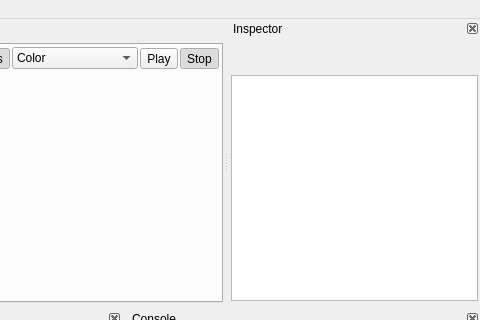
Above: EngineAssets/EditorWindow.ui from Bang3DEngine/OldBang before the change; both pictures show x 582 to 1062 and y 0 to 320 of the 1062 by 592 pixel window. Below: the same form after it.
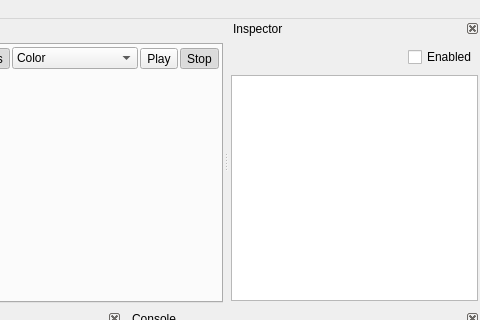
That is the form after the change. Icons and pictures are not drawn. Custom widgets are drawn as their Qt base class.

Commit message: Added TextureUnitManager, and enable/disable to GameObject using the Inspector.

```diff
--- a/EngineAssets/EditorWindow.ui
+++ b/EngineAssets/EditorWindow.ui
@@ -620,6 +620,8 @@
      <item>
       <layout class="QVBoxLayout" name="verticalLayout_2" stretch="0,1">
        <item>
+        <layout class="QHBoxLayout" name="horizontalLayout_7">
+         <item>
         <widget class="QLabel" name="labelInspectorGameObjectName">
          <property name="sizePolicy">
           <sizepolicy hsizetype="Expanding" vsizetype="Expanding">
@@ -635,6 +637,15 @@
           </font>
          </property>
         </widget>
+         </item>
+         <item>
+          <widget class="QCheckBox" name="enableGameObjectCheckBox">
+           <property name="text">
+            <string>Enabled</string>
+           </property>
+          </widget>
+         </item>
+        </layout>
        </item>
        <item>
         <widget class="Inspector" name="widgetInspector">
```
Lines whose indentation alone changed are shown as unchanged. The commit also changes 28 other files.
